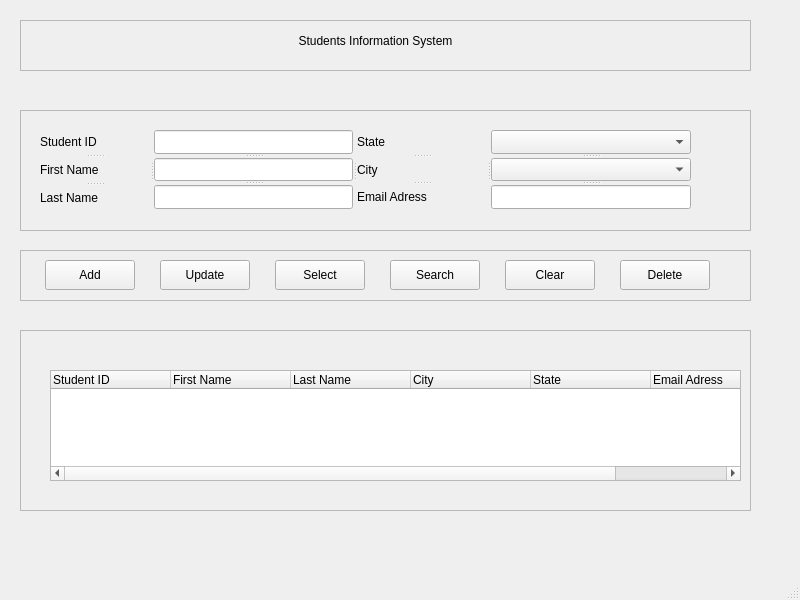
hrhouma1/Pyside6_Students_Information_Management_System, file main.ui: the form before one commit.
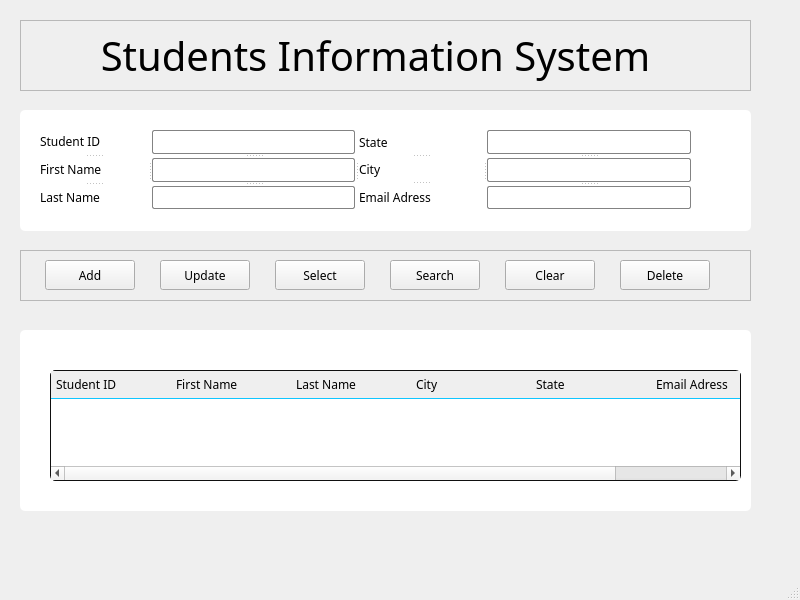
The form after the commit. Icons and pictures are not drawn.

Commit message: Ajout de la feuille de style pour Forms - QWidget

What changed in the file:
```diff
--- a/main.ui
+++ b/main.ui
@@ -13,6 +13,77 @@
   <property name="windowTitle">
    <string>MainWindow</string>
   </property>
+  <property name="styleSheet">
+   <string notr="true">/* Styles for the info_frame element */
+#info_frame {
+  background-color: #fff;
+  border: none;
+  border-radius: 5px;
+}
+ 
+/* Styles for labels, input fields, and combo boxes inside &quot;info_frame&quot; */
+#info_frame QLabel,
+#info_frame QLineEdit,
+#info_frame QComboBox,
+#function_frame QPushButton,
+QHeaderView::section {
+  font-family: Segoe UI Semibold;
+  font-size: 12px;
+}
+ 
+/* Styles for input fields and combo boxes inside info_frame */
+#info_frame QLineEdit,
+#info_frame QComboBox {
+  padding: 4px 5px;
+  border: 1px solid #838383;
+  border-radius: 2px;
+}
+ 
+/* Focus styles for input fields and combo boxes */
+#info_frame QLineEdit:focus,
+#info_frame QComboBox:focus {
+  border-color: #005fff;
+}
+ 
+/* Styles for combo boxes drop-down */
+QComboBox::drop-down {
+  background: transparent;
+  border: none;
+  margin-right: 5px;
+}
+ 
+/* Styles for the down-arrow icon in combo boxes */
+QComboBox::down-arrow {
+  image: url(:/icons/expand_more.svg);
+}
+ 
+/* Style for the result_frame */
+#result_frame {
+  border-radius: 5px;
+  background-color: #fff;
+}
+ 
+/* Style for border of QTableWidget */
+QTableWidget {
+  border-radius: 5px;
+  border: 1px solid #0f0f0f;
+}
+ 
+/* Style for table header section */
+QHeaderView::section {
+  border: none;
+  border-bottom: 1px solid #0fc6ff;
+  text-align: left;
+  padding: 3px 5px;
+}
+ 
+/* Styles for table items */
+QTableWidget::item {
+  border-bottom: 1px solid #0fc6ff;
+  color: #000;
+  padding-left: 5px;
+}</string>
+  </property>
   <widget class="QWidget" name="centralwidget">
    <widget class="QFrame" name="info_frame">
     <property name="geometry">
@@ -374,7 +445,7 @@
       <x>20</x>
       <y>20</y>
       <width>731</width>
-      <height>51</height>
+      <height>71</height>
      </rect>
     </property>
     <property name="frameShape">
@@ -386,12 +457,18 @@
     <widget class="QLabel" name="title_label">
      <property name="geometry">
       <rect>
-       <x>260</x>
+       <x>50</x>
        <y>10</y>
-       <width>191</width>
-       <height>21</height>
+       <width>611</width>
+       <height>51</height>
       </rect>
      </property>
+     <property name="font">
+      <font>
+       <family>Blackadder ITC</family>
+       <pointsize>30</pointsize>
+      </font>
+     </property>
      <property name="text">
       <string>Students Information System</string>
      </property>
```
Left out of the diff: 4 changed lines with no effect on the pictures. The commit also changes 1 other file.
